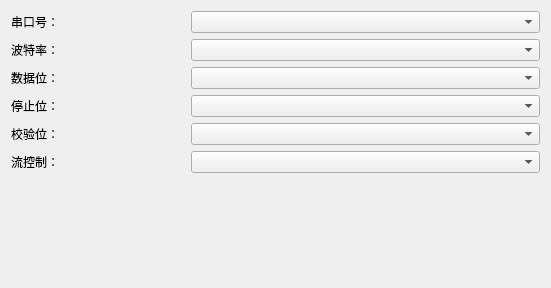
Before: the Qt Designer form modbusrtuwidget.ui in louisir/ModbusGateway, drawn with Qt 5.
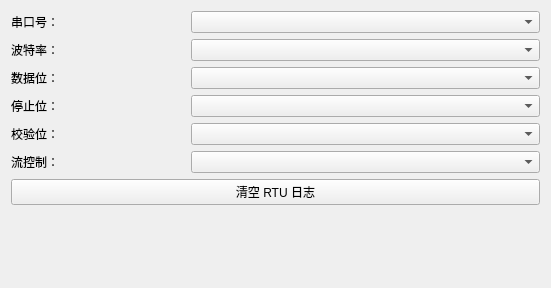
After: the same form once the commit is applied.

Diff of the .ui file:
```diff
--- a/modbusrtuwidget.ui
+++ b/modbusrtuwidget.ui
@@ -19,7 +19,7 @@
   <property name="windowTitle">
    <string>Form</string>
   </property>
-  <layout class="QGridLayout" name="gridLayout_3" rowstretch="0,0,0,0,0,0,7" columnstretch="1,2">
+  <layout class="QGridLayout" name="gridLayout_3" rowstretch="0,0,0,0,0,0,0,7" columnstretch="1,2">
     <item row="4" column="0">
      <widget class="QLabel" name="label_5">
       <property name="text">
@@ -81,6 +81,13 @@
      </widget>
     </item>
     <item row="6" column="0" colspan="2">
+     <widget class="QPushButton" name="btn_clear_log">
+      <property name="text">
+       <string>清空 RTU 日志</string>
+      </property>
+     </widget>
+    </item>
+    <item row="7" column="0" colspan="2">
      <spacer name="verticalSpacer">
       <property name="orientation">
        <enum>Qt::Vertical</enum>
```
